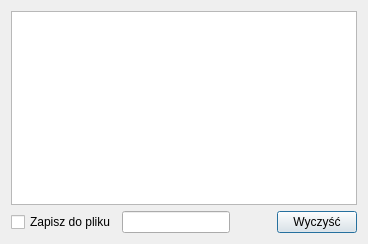
The window that gui/debugwindow.ui (cadisrmz/RouteFinder) describes before a commit, drawn with Qt 5.
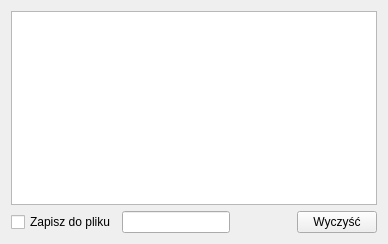
The same window after the commit.

Commit message: Debug window completed.

```diff
--- a/gui/debugwindow.ui
+++ b/gui/debugwindow.ui
@@ -1,23 +1,23 @@
 <?xml version="1.0" encoding="UTF-8"?>
 <ui version="4.0">
- <class>Dialog</class>
- <widget class="QDialog" name="Dialog">
+ <class>debugWindow</class>
+ <widget class="QWidget" name="debugWindow">
   <property name="geometry">
    <rect>
     <x>0</x>
     <y>0</y>
-    <width>368</width>
+    <width>388</width>
     <height>244</height>
    </rect>
   </property>
   <property name="windowTitle">
    <string>Dialog</string>
   </property>
-  <layout class="QVBoxLayout" name="verticalLayout_2">
+  <layout class="QHBoxLayout" name="horizontalLayout_3">
    <item>
     <layout class="QVBoxLayout" name="verticalLayout">
      <item>
-      <widget class="QTextBrowser" name="log"/>
+      <widget class="QTextEdit" name="log"/>
      </item>
      <item>
       <layout class="QHBoxLayout" name="horizontalLayout_2">
```
Left out of the diff: 2 changed lines with no effect on the pictures. The commit also changes 2 other files.
